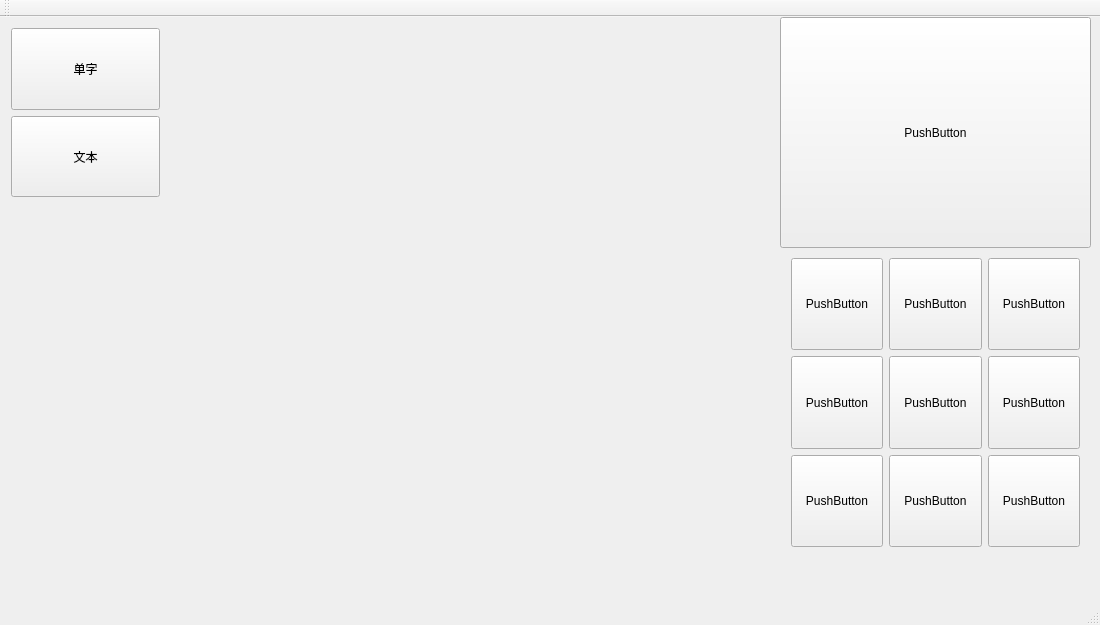
Old version of the form handsinput.ui in the repository RingNancy/HandsInput.
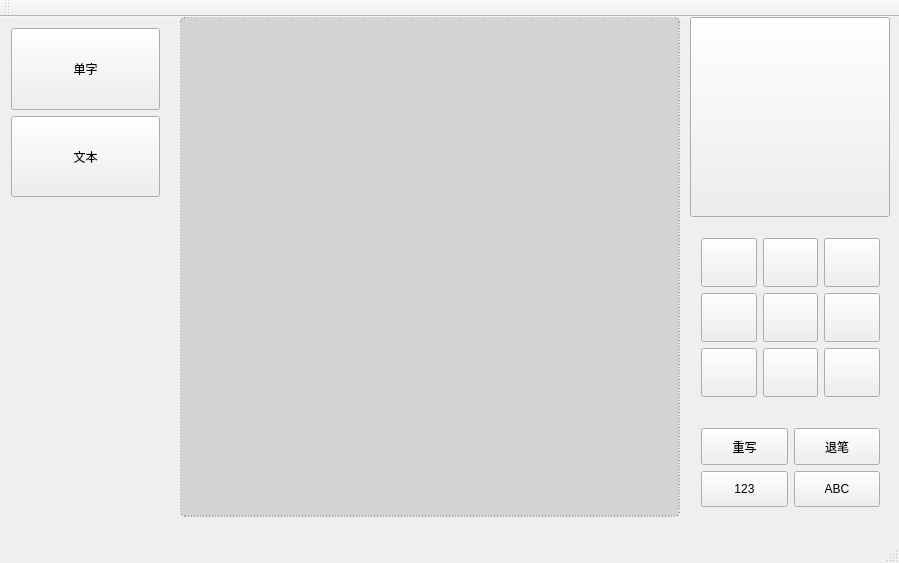
New version of the form. The open tabs and pages were chosen to show the change.

Diff of the .ui file:
```diff
--- a/handsinput.ui
+++ b/handsinput.ui
@@ -6,8 +6,8 @@
    <rect>
     <x>0</x>
     <y>0</y>
-    <width>1100</width>
-    <height>625</height>
+    <width>899</width>
+    <height>563</height>
    </rect>
   </property>
   <property name="windowTitle">
@@ -18,28 +18,40 @@
     <property name="geometry">
      <rect>
       <x>180</x>
-      <y>10</y>
-      <width>591</width>
-      <height>521</height>
+      <y>0</y>
+      <width>500</width>
+      <height>500</height>
      </rect>
     </property>
     <property name="currentIndex">
      <number>1</number>
     </property>
-    <widget class="QWidget" name="word_widget"/>
-    <widget class="QWidget" name="text_widget"/>
+    <widget class="QWidget" name="word_widget">
+     <property name="styleSheet">
+      <string notr="true">background-color: #D3D3D3;
+border: 1px dashed #808080;
+border-radius: 5px;</string>
+     </property>
+    </widget>
+    <widget class="QWidget" name="text_widget">
+     <property name="styleSheet">
+      <string notr="true">background-color: #D3D3D3;
+border: 1px solid #808080;
+border-radius: 5px;</string>
+     </property>
+    </widget>
    </widget>
    <widget class="QPushButton" name="candidate_word1">
     <property name="geometry">
      <rect>
-      <x>780</x>
+      <x>690</x>
       <y>0</y>
-      <width>311</width>
-      <height>231</height>
+      <width>200</width>
+      <height>200</height>
      </rect>
     </property>
     <property name="text">
-     <string>PushButton</string>
+     <string/>
     </property>
    </widget>
    <widget class="QWidget" name="layoutWidget">
@@ -80,20 +92,85 @@
      </item>
     </layout>
    </widget>
-   <widget class="QWidget" name="layoutWidget">
+   <widget class="QWidget" name="">
     <property name="geometry">
      <rect>
-      <x>780</x>
-      <y>230</y>
-      <width>311</width>
-      <height>311</height>
+      <x>690</x>
+      <y>400</y>
+      <width>201</width>
+      <height>101</height>
+     </rect>
+    </property>
+    <layout class="QGridLayout" name="gridLayout_2">
+     <item row="0" column="0">
+      <widget class="QPushButton" name="clean">
+       <property name="sizePolicy">
+        <sizepolicy hsizetype="Minimum" vsizetype="Preferred">
+         <horstretch>0</horstretch>
+         <verstretch>0</verstretch>
+        </sizepolicy>
+       </property>
+       <property name="text">
+        <string>重写</string>
+       </property>
+      </widget>
+     </item>
+     <item row="0" column="1">
+      <widget class="QPushButton" name="undo">
+       <property name="sizePolicy">
+        <sizepolicy hsizetype="Minimum" vsizetype="Preferred">
+         <horstretch>0</horstretch>
+         <verstretch>0</verstretch>
+        </sizepolicy>
+       </property>
+       <property name="text">
+        <string>退笔</string>
+       </property>
+      </widget>
+     </item>
+     <item row="1" column="0">
+      <widget class="QPushButton" name="number">
+       <property name="sizePolicy">
+        <sizepolicy hsizetype="Minimum" vsizetype="Preferred">
+         <horstretch>0</horstretch>
+         <verstretch>0</verstretch>
+        </sizepolicy>
+       </property>
+       <property name="text">
+        <string>123</string>
+       </property>
+      </widget>
+     </item>
+     <item row="1" column="1">
+      <widget class="QPushButton" name="pushButton_4">
+       <property name="sizePolicy">
+        <sizepolicy hsizetype="Minimum" vsizetype="Preferred">
+         <horstretch>0</horstretch>
+         <verstretch>0</verstretch>
+        </sizepolicy>
+       </property>
+       <property name="text">
+        <string>ABC</string>
+       </property>
+      </widget>
+     </item>
+    </layout>
+   </widget>
+   <widget class="QWidget" name="">
+    <property name="geometry">
+     <rect>
+      <x>690</x>
+      <y>210</y>
+      <width>201</width>
+      <height>181</height>
      </rect>
     </property>
     <layout class="QGridLayout" name="gridLayout">
+     <property name="sizeConstraint">
+      <enum>QLayout::SetDefaultConstraint</enum>
+     </property>
      <item row="0" column="0">
-      <layout class="QHBoxLayout" name="horizontalLayout">
-       <item>
-        <widget class="QPushButton" name="candidate_word2">
+      <widget class="QPushButton" name="word1">
          <property name="sizePolicy">
           <sizepolicy hsizetype="Minimum" vsizetype="Preferred">
            <horstretch>0</horstretch>
@@ -101,12 +178,12 @@
           </sizepolicy>
          </property>
          <property name="text">
-          <string>PushButton</string>
+        <string/>
          </property>
         </widget>
        </item>
-       <item>
-        <widget class="QPushButton" name="candidate_word3">
+     <item row="0" column="1">
+      <widget class="QPushButton" name="word2">
          <property name="sizePolicy">
           <sizepolicy hsizetype="Minimum" vsizetype="Preferred">
            <horstretch>0</horstretch>
@@ -114,12 +191,12 @@
           </sizepolicy>
          </property>
          <property name="text">
-          <string>PushButton</string>
+        <string/>
          </property>
         </widget>
        </item>
-       <item>
-        <widget class="QPushButton" name="candidate_word4">
+     <item row="0" column="2">
+      <widget class="QPushButton" name="word3">
          <property name="sizePolicy">
           <sizepolicy hsizetype="Minimum" vsizetype="Preferred">
            <horstretch>0</horstretch>
@@ -127,16 +204,12 @@
           </sizepolicy>
          </property>
          <property name="text">
-          <string>PushButton</string>
+        <string/>
          </property>
         </widget>
        </item>
-      </layout>
-     </item>
-     <item row="1" column="0">
-      <layout class="QHBoxLayout" name="horizontalLayout_2">
-       <item>
-        <widget class="QPushButton" name="candidate_word5">
+     <item row="1" column="1">
+      <widget class="QPushButton" name="word5">
          <property name="sizePolicy">
           <sizepolicy hsizetype="Minimum" vsizetype="Preferred">
            <horstretch>0</horstretch>
@@ -144,12 +217,12 @@
           </sizepolicy>
          </property>
          <property name="text">
-          <string>PushButton</string>
+        <string/>
          </property>
         </widget>
        </item>
-       <item>
-        <widget class="QPushButton" name="candidate_word6">
+     <item row="1" column="2">
+      <widget class="QPushButton" name="word6">
          <property name="sizePolicy">
           <sizepolicy hsizetype="Minimum" vsizetype="Preferred">
            <horstretch>0</horstretch>
@@ -157,29 +230,12 @@
           </sizepolicy>
          </property>
          <property name="text">
-          <string>PushButton</string>
-         </property>
-        </widget>
-       </item>
-       <item>
-        <widget class="QPushButton" name="candidate_word7">
-         <property name="sizePolicy">
-          <sizepolicy hsizetype="Minimum" vsizetype="Preferred">
-           <horstretch>0</horstretch>
-           <verstretch>0</verstretch>
-          </sizepolicy>
-         </property>
-         <property name="text">
-          <string>PushButton</string>
-         </property>
-        </widget>
-       </item>
-      </layout>
+        <string/>
+       </property>
+      </widget>
      </item>
      <item row="2" column="0">
-      <layout class="QHBoxLayout" name="horizontalLayout_3">
-       <item>
-        <widget class="QPushButton" name="candidate_word8">
+      <widget class="QPushButton" name="word7">
          <property name="sizePolicy">
           <sizepolicy hsizetype="Minimum" vsizetype="Preferred">
            <horstretch>0</horstretch>
@@ -187,12 +243,12 @@
           </sizepolicy>
          </property>
          <property name="text">
-          <string>PushButton</string>
+        <string/>
          </property>
         </widget>
        </item>
-       <item>
-        <widget class="QPushButton" name="candidate_word9">
+     <item row="2" column="1">
+      <widget class="QPushButton" name="word8">
          <property name="sizePolicy">
           <sizepolicy hsizetype="Minimum" vsizetype="Preferred">
            <horstretch>0</horstretch>
@@ -200,12 +256,12 @@
           </sizepolicy>
          </property>
          <property name="text">
-          <string>PushButton</string>
+        <string/>
          </property>
         </widget>
        </item>
-       <item>
-        <widget class="QPushButton" name="candidate_word10">
+     <item row="2" column="2">
+      <widget class="QPushButton" name="word9">
          <property name="sizePolicy">
           <sizepolicy hsizetype="Minimum" vsizetype="Preferred">
            <horstretch>0</horstretch>
@@ -213,11 +269,22 @@
           </sizepolicy>
          </property>
          <property name="text">
-          <string>PushButton</string>
+        <string/>
          </property>
         </widget>
        </item>
-      </layout>
+     <item row="1" column="0">
+      <widget class="QPushButton" name="word4">
+       <property name="sizePolicy">
+        <sizepolicy hsizetype="Minimum" vsizetype="Preferred">
+         <horstretch>0</horstretch>
+         <verstretch>0</verstretch>
+        </sizepolicy>
+       </property>
+       <property name="text">
+        <string/>
+       </property>
+      </widget>
      </item>
     </layout>
    </widget>
```
Left out of the diff: 8 changed lines with no effect on the pictures. Lines whose indentation alone changed are shown as unchanged.
